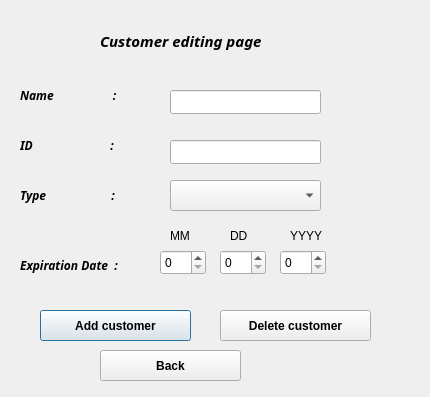
The window that addcustomer.ui (Ling2251/CS1C-Bulk-Club-Project) describes before a commit, drawn with Qt 5.
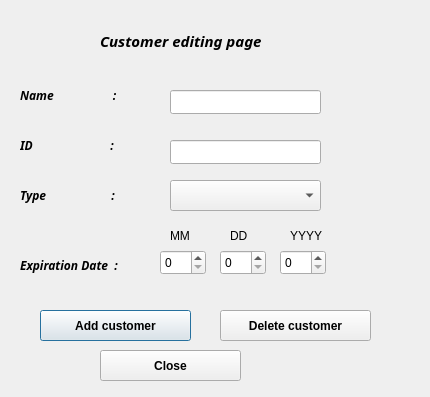
The same window after the commit.

Commit message: added more different Ui and conntect them to adminpage

```diff
--- a/addcustomer.ui
+++ b/addcustomer.ui
@@ -262,7 +262,7 @@
     </font>
    </property>
    <property name="text">
-    <string>Back</string>
+    <string>Close</string>
    </property>
   </widget>
   <widget class="QPushButton" name="AddCustomerButton_2">
```
Left out of the diff: 21 changed lines with no effect on the pictures. The commit also changes 6 other files.
